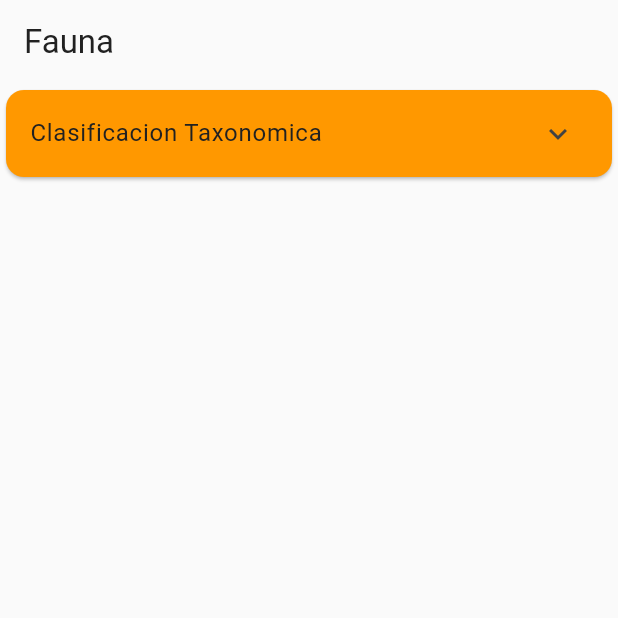
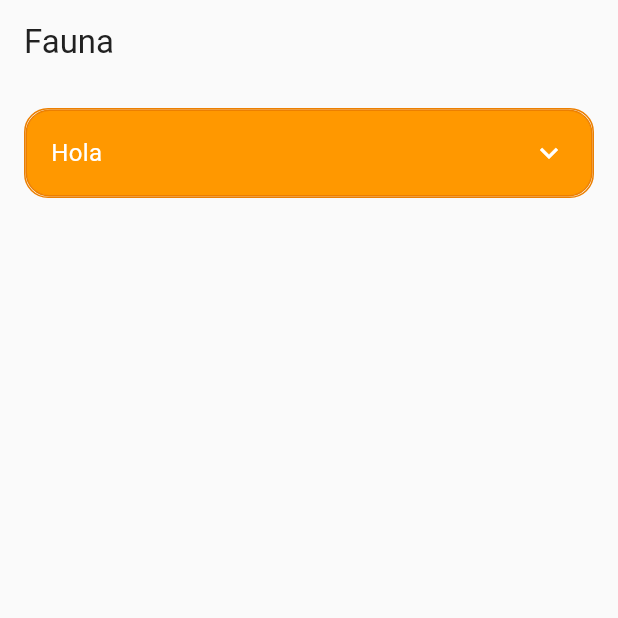
Before and after one commit to jmartinez888/species-app-flutter, a Flutter app: the screen it shows after launch, on a phone screen of 412 x 824 dp, the top half of it. Run offline on Flutter 3.47's test engine with Material 2 defaults, Android fonts, the light colour scheme and no system bars.

Commit message:
Expansion Card arreglado

```diff
--- a/lib/src/presentation/global/widgets/cards/custom_expansion_card.dart
+++ b/lib/src/presentation/global/widgets/cards/custom_expansion_card.dart
@@ -1,43 +1,83 @@
 import 'package:flutter/material.dart';
 
-class CustomExpansionCard extends StatelessWidget {
-  const CustomExpansionCard(
-      {super.key, required this.title, required this.children});
+class CustomExpansionCard extends StatefulWidget {
   final String title;
   final List<Widget> children;
 
+  const CustomExpansionCard({
+    super.key,
+    required this.title,
+    required this.children,
+  });
+
+  @override
+  // ignore: library_private_types_in_public_api
+  _CustomExpansionCardState createState() => _CustomExpansionCardState();
+}
+
+class _CustomExpansionCardState extends State<CustomExpansionCard> {
+  bool isExpanded = false;
+
   @override
   Widget build(BuildContext context) {
-    return Material(
-        borderRadius: BorderRadius.circular(16),
-        child: Card(
-          color: Colors.orange,
-          child: ExpansionTile(title: Text(title), children: children),
-        ));
-
-    /*ExpansionTile(
-      title: Container(
+    return Padding(
+      padding: const EdgeInsets.all(16.0),
+      child: Container(
         decoration: BoxDecoration(
-            color: Colors.orange, borderRadius: BorderRadius.circular(16)),
-        padding: const EdgeInsets.all(8),
-        child: const Text("Expansion Card"),
+            borderRadius: BorderRadius.circular(16),
+            border: Border.all(
+                color: Theme.of(context).colorScheme.secondary, width: 1.0)),
+        child: Column(
+          children: [
+            GestureDetector(
+              onTap: () {
+                setState(() {
+                  isExpanded = !isExpanded;
+                });
+              },
+              child: Container(
+                decoration: BoxDecoration(
+                    color: Colors.orange,
+                    borderRadius: BorderRadius.circular(16),
+                    border: Border.all(
+                        color: Theme.of(context).colorScheme.secondary,
+                        width: 1.0)),
+                padding: const EdgeInsets.all(16),
+                child: Row(
+                  children: [
+                    Expanded(
+                      child: Align(
+                        alignment: Alignment.centerLeft,
+                        child: Text(
+                          widget.title.toString(),
+                          style: const TextStyle(
+                            color: Colors.white,
+                            fontSize: 16,
+                          ),
+                        ),
+                      ),
+                    ),
+                    Icon(
+                      isExpanded ? Icons.expand_less : Icons.expand_more,
+                      color: Colors.white,
+                    ),
+                  ],
+                ),
+              ),
+            ),
+            if (isExpanded)
+              Padding(
+                padding: const EdgeInsets.symmetric(horizontal: 16),
+                child: Container(
+                  color: Colors.white,
+                  child: Column(
+                    children: widget.children,
+                  ),
+                ),
+              ),
+          ],
+        ),
       ),
-      children: const <Widget>[
-        ListTile(
-          title: Text('Reino'),
-          subtitle: Text(
-            'Animal',
-            textDirection: TextDirection.rtl,
-          ),
-        ),
-        ListTile(
-          title: Text('Phylum'),
-          subtitle: Text(
-            'Chordata',
-            textDirection: TexmttDirection.rtl,
-          ),
-        )
-      ],
-    );*/
+    );
   }
 }
--- a/lib/src/presentation/views/flora/pages/fauna_page.dart
+++ b/lib/src/presentation/views/flora/pages/fauna_page.dart
@@ -10,11 +10,10 @@ class FaunaPage extends StatelessWidget {
         appBar: AppBar(
           title: const Text('Fauna'),
         ),
-        body: CustomExpansionCard(
-          title: "Clasificacion Taxonomica",
+        body: Column(
           children: [
+            CustomExpansionCard(title: "Hola", children: [
               ListTile(
-              tileColor: Colors.white,
                 title: const Text("Reino"),
                 subtitle: const Text(
                   "Animal",
@@ -23,14 +22,14 @@ class FaunaPage extends StatelessWidget {
                 onTap: () {},
               ),
               ListTile(
-              tileColor: Colors.white,
-              title: const Text("Phylum"),
+                title: const Text("Reino"),
                 subtitle: const Text(
-                "Chordata",
+                  "Animal",
                   textDirection: TextDirection.rtl,
                 ),
                 onTap: () {},
               )
+            ])
           ],
         ));
   }
```
Lines whose indentation alone changed are shown as unchanged.
